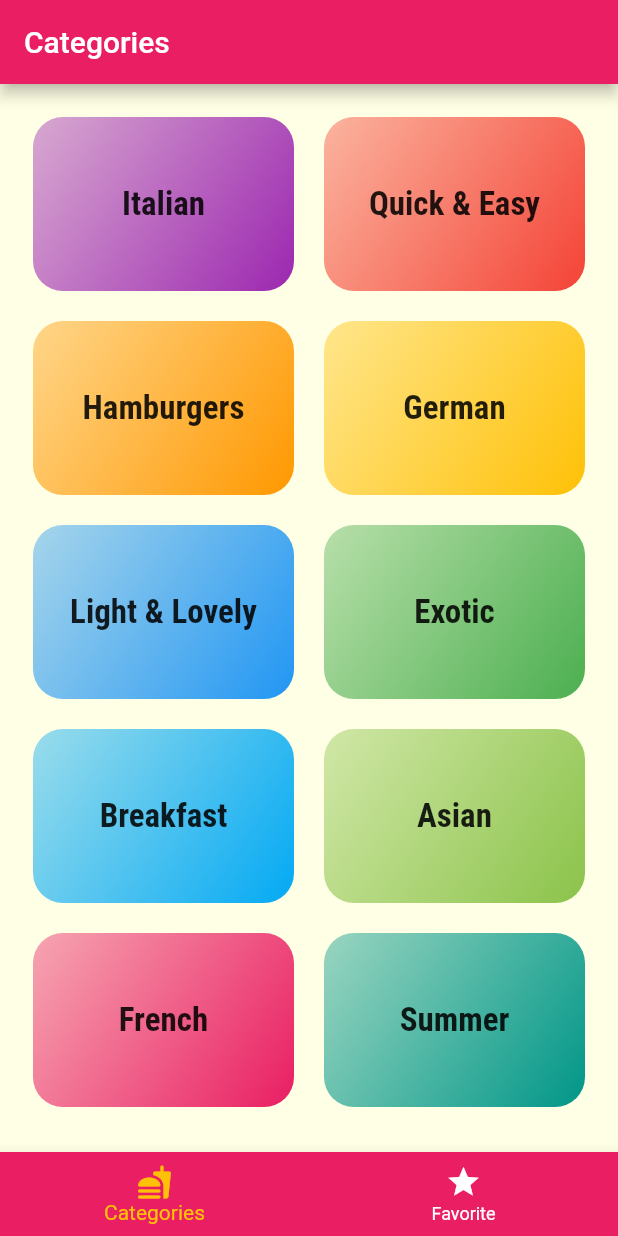
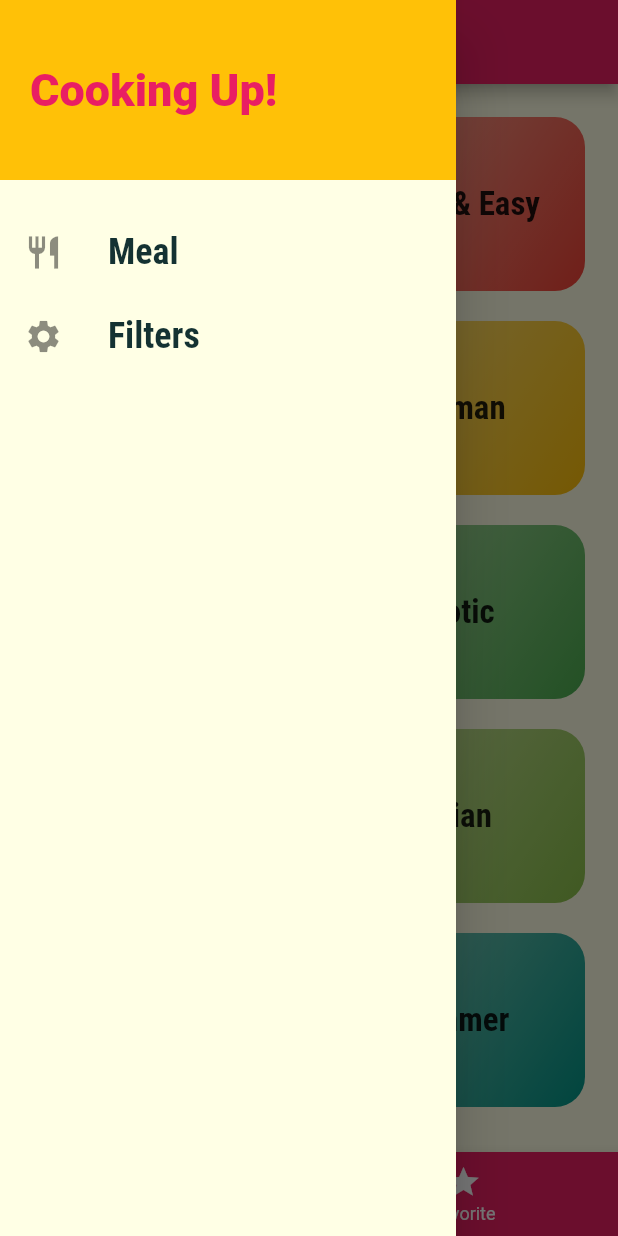
Before and after one commit to hussamm98/Simple_Meal_Application, a Flutter app: the screen it shows after launch, with the side drawer open (before the commit the screen has no drawer), on a phone screen of 412 x 824 dp. Run offline on Flutter 3.47's test engine with Material 2 defaults, Android fonts, the phone set to English and light mode, and no system bars.

Commit message:
filters , drawer added details , tabs and category edits

```diff
--- a/lib/main.dart
+++ b/lib/main.dart
@@ -1,7 +1,8 @@
 import 'package:flutter/material.dart';
-import './screens/tabs_screen.dart';
+import './screens/filters_screen.dart';
 import './screens/category_meals_screen.dart';
 import './screens/meal_detail_screen.dart';
+import './screens/tabs_screen.dart';
 
 void main() => runApp(MyApp());
 
@@ -32,6 +33,7 @@ class MyApp extends StatelessWidget {
         '/': (context) => TabsScreen(),
         CategoryMealsScreen.routeName: (context) => CategoryMealsScreen(),
         MealDetailScreen.routeName: (context) => MealDetailScreen(),
+        FiltersScreen.routeName: (context) => FiltersScreen(),
       },
     );
   }
--- a/lib/screens/meal_detail_screen.dart
+++ b/lib/screens/meal_detail_screen.dart
@@ -81,6 +81,10 @@ class MealDetailScreen extends StatelessWidget {
           ],
         ),
       ),
+      floatingActionButton: FloatingActionButton(
+        onPressed: (){Navigator.of(context).pop(mealId);},
+        child: Icon(Icons.delete),
+      ),
     );
   }
 }
--- a/lib/screens/tabs_screen.dart
+++ b/lib/screens/tabs_screen.dart
@@ -1,5 +1,5 @@
 import 'package:flutter/material.dart';
-
+import '../widget/main_drawer.dart';
 import 'categories_screen.dart';
 import 'favorite_screen.dart';
 
@@ -49,9 +49,10 @@ class _TabsScreenState extends State<TabsScreen> {
           BottomNavigationBarItem(
             icon: Icon(Icons.star),
             title: Text("Favorite"),
-          )
+          ),
         ],
       ),
+      drawer: MainDrawer(),
     );
   }
 }
--- /dev/null
+++ b/lib/widget/main_drawer.dart
@@ -0,0 +1,52 @@
+import 'package:flutter/material.dart';
+import '../screens/filters_screen.dart';
+import '../screens/tabs_screen.dart';
+
+class MainDrawer extends StatelessWidget {
+  Widget buildListTile(String title, IconData icon, Function tapHandler) {
+    return ListTile(
+      leading: Icon(
+        icon,
+        size: 26,
+      ),
+      title: Text(
+        title,
+        style: TextStyle(
+            fontSize: 24,
+            fontFamily: "RobotoCondensed",
+            fontWeight: FontWeight.bold),
+      ),
+      onTap: tapHandler,
+    );
+  }
+
+  @override
+  Widget build(BuildContext context) {
+    return Drawer(
+      child: Column(
+        children: [
+          Container(
+            height: 120,
+            width: double.infinity,
+            padding: EdgeInsets.all(20),
+            color: Theme.of(context).accentColor,
+            alignment: Alignment.centerLeft,
+            child: Text(
+              "Cooking Up!",
+              style: TextStyle(
+                fontSize: 30,
+                fontWeight: FontWeight.w900,
+                color: Theme.of(context).primaryColor,
+              ),
+            ),
+          ),
+          SizedBox(
+            height: 20,
+          ),
+          buildListTile("Meal", Icons.restaurant, () {Navigator.of(context).pushReplacementNamed('/');}),
+          buildListTile("Filters", Icons.settings, () {Navigator.of(context).pushReplacementNamed(FiltersScreen.routeName);}),
+        ],
+      ),
+    );
+  }
+}
```
Also changed, not shown: lib/screens/category_meals_screen.dart (+25 -10 lines), lib/screens/filters_screen.dart (added, +82 -0 lines), lib/widget/meal_item.dart (+8 -2 lines).
